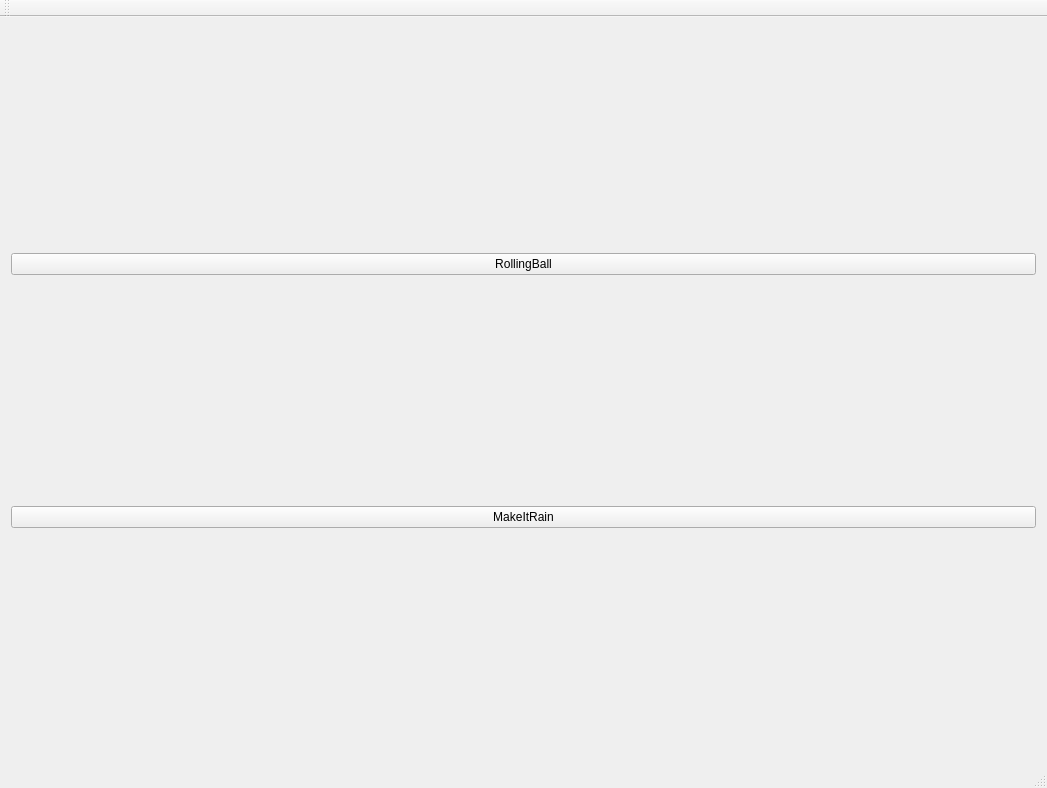
Before: the Qt Designer form mainwindow.ui in FredrikEik/Physics_Engine, drawn with Qt 5.
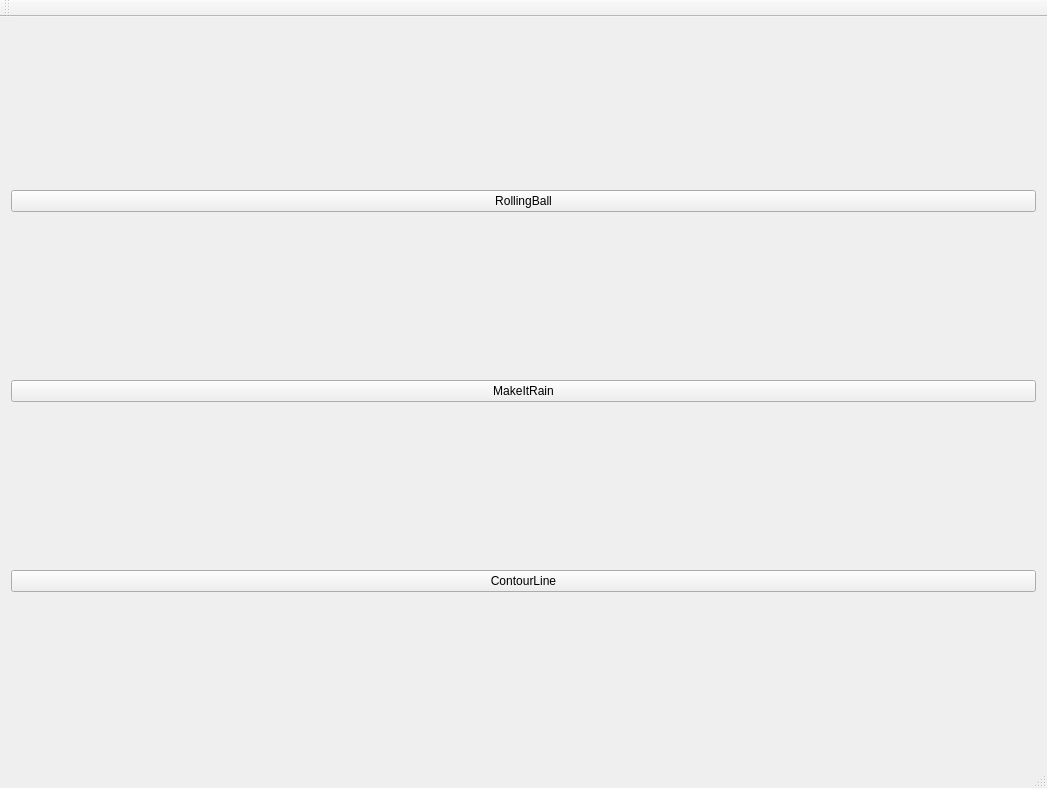
After: the same form once the commit is applied.

What changed in the file:
```diff
--- a/mainwindow.ui
+++ b/mainwindow.ui
@@ -29,6 +29,16 @@
       </property>
      </widget>
     </item>
+    <item>
+     <widget class="QPushButton" name="ContourLine">
+      <property name="text">
+       <string>ContourLine</string>
+      </property>
+      <property name="checkable">
+       <bool>true</bool>
+      </property>
+     </widget>
+    </item>
     <item>
      <layout class="QVBoxLayout" name="OpenGLLayout"/>
     </item>
```
